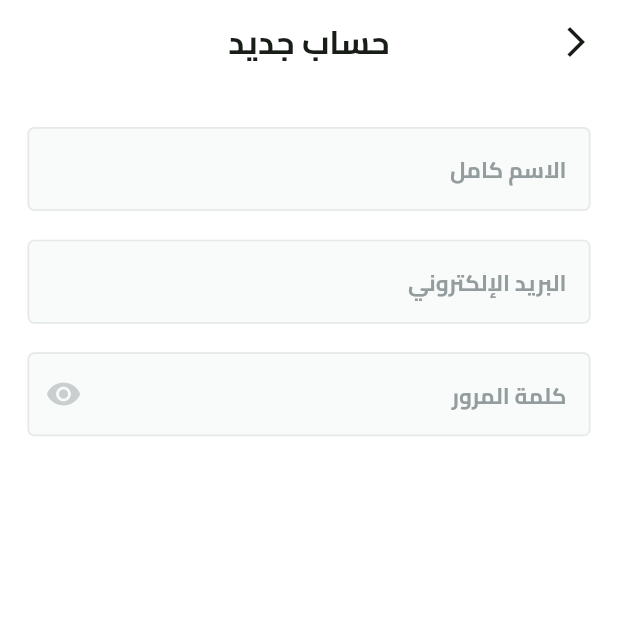
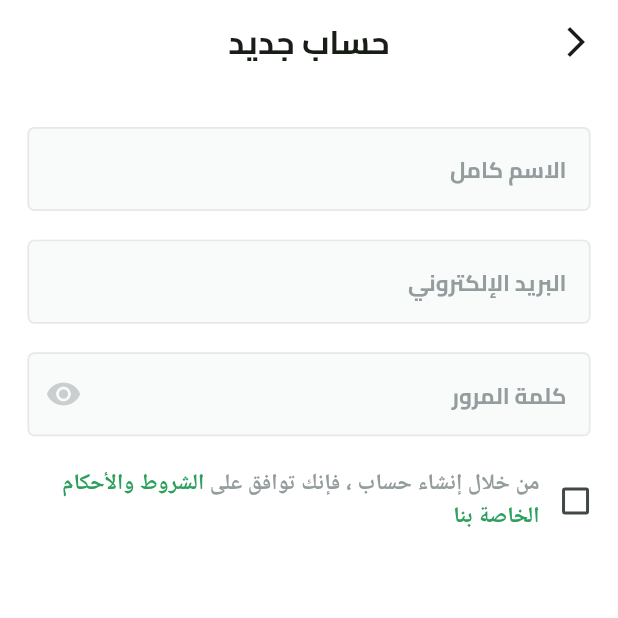
Before and after one commit to MhammadAli/Fakahany, a Flutter app: the SignupView screen opened by its route, on a phone screen of 412 x 824 dp, the top half of it. Run offline on Flutter 3.47's test engine with Material 3 defaults, Android fonts, the phone set to English and light mode, and no system bars; our stand-ins replace dots_indicator, flutter_screenutil, flutter_svg, shared_preferences; accounts and stored records are empty.

Commit message:
Adding terms and conditions.

```diff
--- a/lib/features/auth/presentation/views/widgets/signup_view_body.dart
+++ b/lib/features/auth/presentation/views/widgets/signup_view_body.dart
@@ -1,5 +1,6 @@
 import 'package:fakahany/constants.dart';
 import 'package:fakahany/core/widgets/custom_text_field.dart';
+import 'package:fakahany/features/auth/presentation/views/widgets/terms_and_conditions.dart';
 import 'package:flutter/material.dart';
 import 'package:flutter_screenutil/flutter_screenutil.dart';
 
@@ -35,6 +36,11 @@ class SignupViewBody extends StatelessWidget {
                 color: const Color(0xFFC9CECF),
               ),
             ),
+            SizedBox(
+              height: 16.h,
+            ),
+            TermsAndConditions(),
+
           ],
         ),
       ),
--- /dev/null
+++ b/lib/features/auth/presentation/views/widgets/terms_and_conditions.dart
@@ -0,0 +1,64 @@
+import 'package:fakahany/constants.dart';
+import 'package:fakahany/utils/app_colors.dart';
+import 'package:fakahany/utils/app_text_styles.dart';
+import 'package:flutter/material.dart';
+
+class TermsAndConditions extends StatelessWidget {
+  const TermsAndConditions({super.key});
+
+  @override
+  Widget build(BuildContext context) {
+    return Transform.translate(
+      offset: const Offset(14, 0),
+      child: Row(
+        children: [
+          Checkbox(value: false, onChanged: (value){
+
+          }),
+          SizedBox(
+            width: MediaQuery.sizeOf(context).width - (kHorizontalPadding * 2) - 48,
+            child: Text.rich(
+              TextSpan(
+                children: [
+                  TextSpan(
+                    text: 'من خلال إنشاء حساب ، فإنك توافق على ',
+                    style: AppTextStyles.semiBold13.copyWith(
+                      color: Color(0xFF949D9E),
+                    ),
+                  ),
+                  TextSpan(
+                    text: 'الشروط والأحكام',
+                    style: AppTextStyles.semiBold13.copyWith(
+                      color: AppColors.lightPrimaryColor
+                    ),
+                  ),
+                  TextSpan(
+                    text: ' ',
+                    style: AppTextStyles.semiBold13,
+                  ),
+                  TextSpan(
+                    text: 'الخاصة',
+                    style:  AppTextStyles.semiBold13.copyWith(
+                        color: AppColors.lightPrimaryColor
+                    ),
+                  ),
+                  TextSpan(
+                    text: ' ',
+                    style: AppTextStyles.semiBold13,
+                  ),
+                  TextSpan(
+                    text: 'بنا',
+                    style:  AppTextStyles.semiBold13.copyWith(
+                        color: AppColors.lightPrimaryColor
+                    ),
+                  ),
+                ],
+              ),
+              textAlign: TextAlign.right,
+            ),
+          )
+        ],
+      ),
+    );
+  }
+}
```
